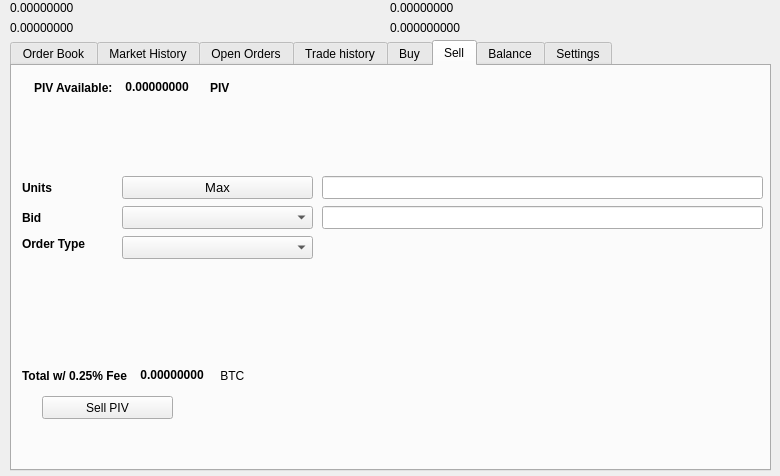
Above: src/qt/forms/tradingdialog.ui from blocknetdx/blocknet before the change. Below: the same form after it.
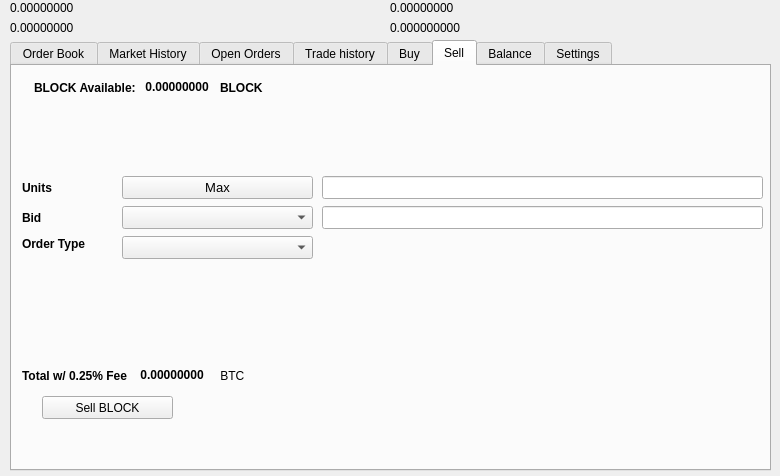
That is the form after the change. The open tabs and pages were chosen to show the change. Icons and pictures are not drawn.

The edit to the form file:
```diff
--- a/src/qt/forms/tradingdialog.ui
+++ b/src/qt/forms/tradingdialog.ui
@@ -1751,7 +1751,7 @@
       </rect>
      </property>
      <property name="text">
-      <string>Sell PIV</string>
+      <string>Sell BLOCK</string>
      </property>
      <property name="icon">
       <iconset resource="../blocknetdx">
@@ -1777,7 +1777,7 @@
          </font>
         </property>
         <property name="text">
-         <string>PIV Available:</string>
+         <string>BLOCK Available:</string>
         </property>
        </widget>
       </item>
@@ -2221,7 +2221,7 @@
          </font>
         </property>
         <property name="text">
-         <string>PIV</string>
+         <string>BLOCK</string>
         </property>
        </widget>
       </item>
```
Left out of the diff: 34 changed lines with no effect on the pictures.
